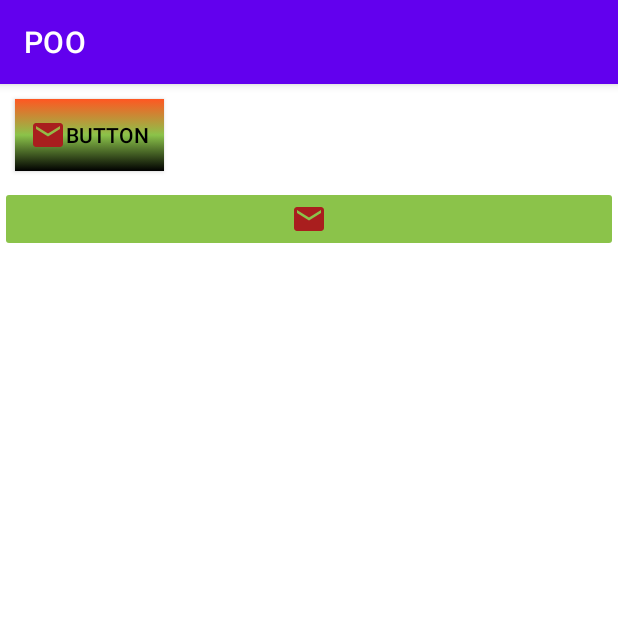
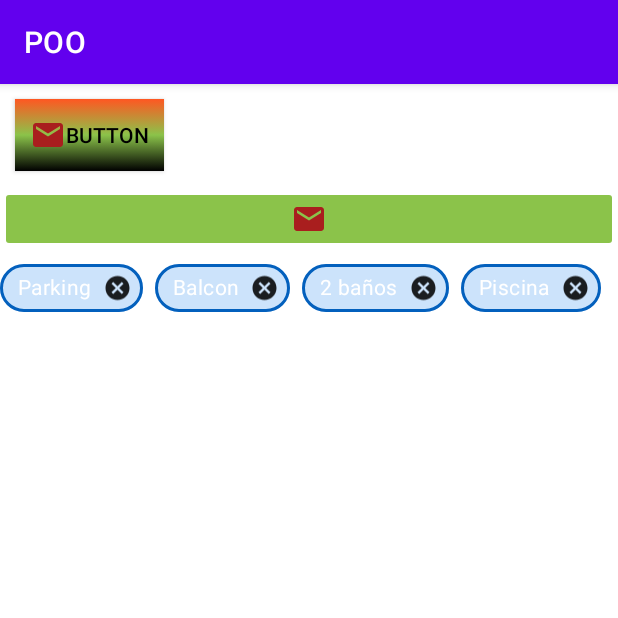
Before and after one commit to juanjo95/kotlin-poo, an Android app: the screen it shows after launch (PaletteButtonActivity), on a phone screen of 412 x 824 dp, the top half of it. Run offline under Robolectric (Android 15) with nearby library versions, the phone set to English and light mode, and no system bars.

Commit message:
Feat 🚀 : ChipGroup y Chip (Button)

```diff
--- a/app/src/main/res/layout/activity_palette_button.xml
+++ b/app/src/main/res/layout/activity_palette_button.xml
@@ -28,6 +28,31 @@
             app:srcCompat="@drawable/ic_email"
             android:backgroundTint="@color/green"/>
 
+        <com.google.android.material.chip.ChipGroup
+            android:layout_width="match_parent"
+            android:layout_height="match_parent">
+            <com.google.android.material.chip.Chip
+                android:layout_width="wrap_content"
+                android:layout_height="wrap_content"
+                android:text="Parking"
+                style="@style/chEntry"/>
+            <com.google.android.material.chip.Chip
+                android:layout_width="wrap_content"
+                android:layout_height="wrap_content"
+                android:text="Balcon"
+                style="@style/chEntry"/>
+            <com.google.android.material.chip.Chip
+                android:layout_width="wrap_content"
+                android:layout_height="wrap_content"
+                android:text="2 baños"
+                style="@style/chEntry"/>
+            <com.google.android.material.chip.Chip
+                android:layout_width="wrap_content"
+                android:layout_height="wrap_content"
+                android:text="Piscina"
+                style="@style/chEntry"/>
+        </com.google.android.material.chip.ChipGroup>
+
     </LinearLayout>
 
 </ScrollView>
--- a/app/src/main/res/values/colors.xml
+++ b/app/src/main/res/values/colors.xml
@@ -9,4 +9,6 @@
     <color name="white">#FFFFFFFF</color>
     <color name="orange">#FF5722</color>
     <color name="green">#8BC34A</color>
+    <color name="blue_light">#cce3fb</color>
+    <color name="blue_dark">#0360bd</color>
 </resources>
--- a/app/src/main/res/values/themes.xml
+++ b/app/src/main/res/values/themes.xml
@@ -22,4 +22,12 @@
     <style name="Theme.POO.AppBarOverlay" parent="ThemeOverlay.AppCompat.Dark.ActionBar" />
 
     <style name="Theme.POO.PopupOverlay" parent="ThemeOverlay.AppCompat.Light" />
+
+    <style name="chEntry" parent="Widget.MaterialComponents.Chip.Entry">
+        <item name="android:textStyle">bold</item>
+        <item name="android:textColor">@color/white</item>
+        <item name="chipBackgroundColor">@color/blue_light</item>
+        <item name="chipStrokeColor">@color/blue_dark</item>
+        <item name="chipStrokeWidth">2dp</item>
+    </style>
 </resources>
```
